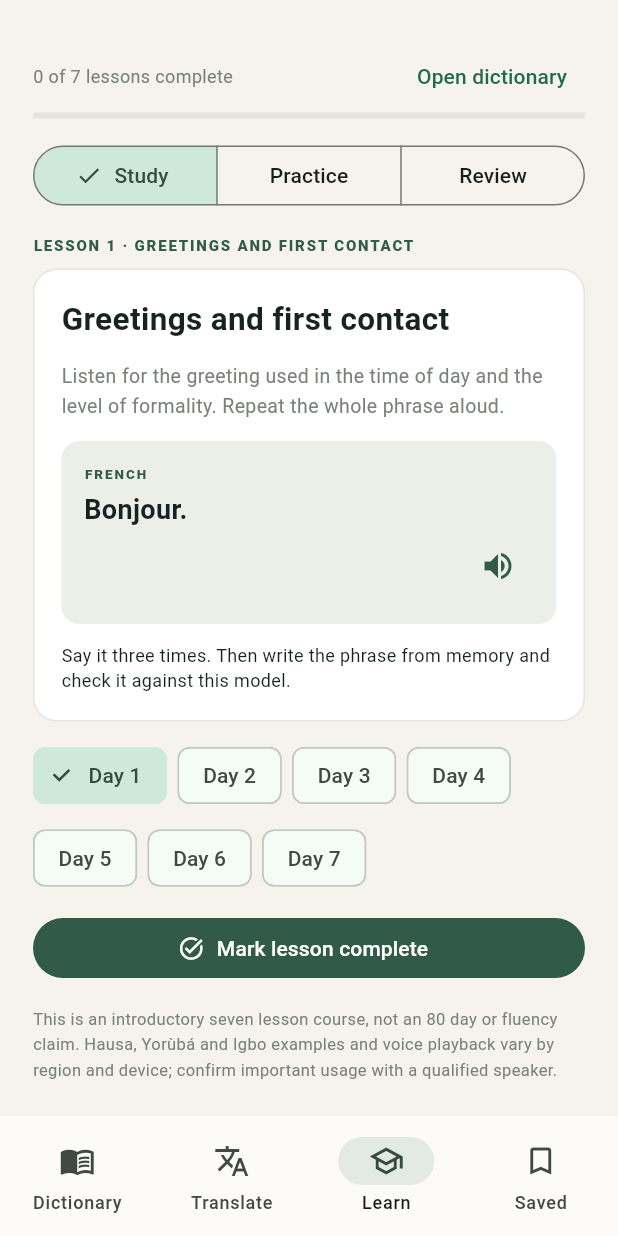
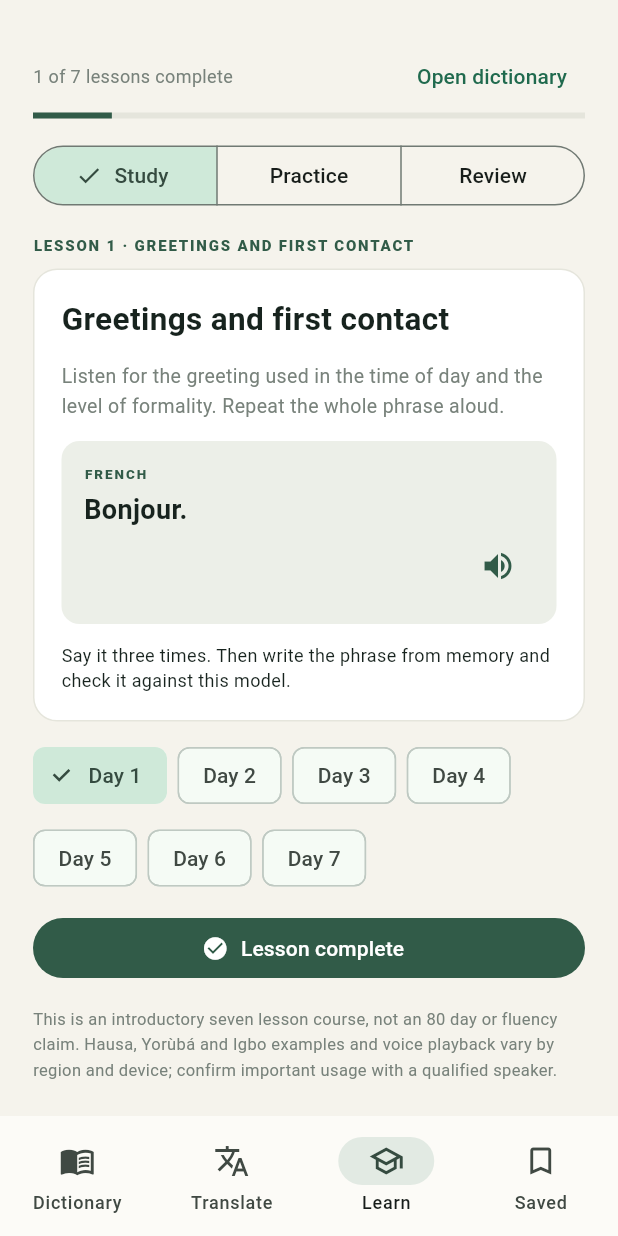
Before and after one commit to morenikeji-oluwatosinolanrewaju/my-first-website, a Flutter app: the Home screen opened directly, item 3 of the bottom bar chosen, scrolled down 172 dp, after a tap on "Mark lesson complete", on a phone screen of 412 x 824 dp. Run offline on Flutter 3.47's test engine with Material 3 defaults, Android fonts, the phone set to English and light mode, and no system bars; our stand-ins replace flutter_tts, shared_preferences; accounts and stored records are empty.

Commit message:
Fix learning progress type and source attribution

```diff
--- a/mobile/lib/main.dart
+++ b/mobile/lib/main.dart
@@ -101,7 +101,7 @@ class _HomeState extends State<Home> {
   }
   finally{if(mounted)setState(()=>busy=false);}
  }
- String _plain(String value)=>value.replaceAll(RegExp(r'<[^>]*>'), '').replaceAll(RegExp(r'\[\[[^]|]*\|?'), '').replaceAll(']]','').replaceAll('&quot;','"').replaceAll('&#39;',"'").replaceAll('&amp;','&').replaceAll('&lt;','<').replaceAll('&gt;','>').trim();
+ String _plain(String value)=>value.replaceAll(RegExp(r'<[^>]*>'), '').replaceAllMapped(RegExp(r'\[\[(?:[^|\]]*\|)?([^\]]*)\]\]'),(m)=>m.group(1)??'').replaceAll('&quot;','"').replaceAll('&#39;',"'").replaceAll('&amp;','&').replaceAll('&lt;','<').replaceAll('&gt;','>').trim();
  Future<void> translate() async {
   final q=input.text.trim(); if(q.isEmpty)return;
   setState(() { translating=true; transError=null; output.clear(); });
@@ -163,7 +163,7 @@ class _HomeState extends State<Home> {
    Text('LESSON ${selectedLesson+1} · ${lessonTopics[selectedLesson].toUpperCase()}',style:const TextStyle(fontSize:10,color:forest,fontWeight:FontWeight.w800,letterSpacing:1.2)),const SizedBox(height:9),
    Container(padding:const EdgeInsets.all(18),decoration:BoxDecoration(color:Colors.white,border:Border.all(color:line),borderRadius:BorderRadius.circular(16)),child:Column(crossAxisAlignment:CrossAxisAlignment.start,children:[Text(lessonTopics[selectedLesson],style:const TextStyle(fontSize:21,fontWeight:FontWeight.w700,color:ink)),const SizedBox(height:12),Text(lessonNotes[selectedLesson],style:const TextStyle(color:muted,fontSize:13,height:1.55)),const SizedBox(height:14),Container(width:double.infinity,padding:const EdgeInsets.all(15),decoration:BoxDecoration(color:const Color(0xFFECEFE8),borderRadius:BorderRadius.circular(12)),child:Column(crossAxisAlignment:CrossAxisAlignment.start,children:[Text(courseLanguage.toUpperCase(),style:const TextStyle(fontSize:9,color:forest,fontWeight:FontWeight.w800,letterSpacing:1.3)),const SizedBox(height:5),Text(lessonPhrases[courseLanguage]![selectedLesson],style:const TextStyle(fontSize:18,color:ink,fontWeight:FontWeight.w600)),Align(alignment:Alignment.centerRight,child:IconButton(tooltip:'Hear this phrase',onPressed:()=>speak(lessonPhrases[courseLanguage]![selectedLesson],codes[courseLanguage]!+'-'+(courseLanguage=='English'?'US':courseLanguage=='French'?'FR':courseLanguage=='Spanish'?'ES':'NG')),icon:const Icon(Icons.volume_up,color:forest)))])),const SizedBox(height:12),Text('Say it three times. Then write the phrase from memory and check it against this model.',style:const TextStyle(color:ink,fontSize:12,height:1.45))])),
    const SizedBox(height:12),Wrap(spacing:7,runSpacing:7,children:List.generate(7,(i)=>ChoiceChip(label:Text('Day ${i+1}'),selected:selectedLesson==i,onSelected:(_)=>setState(()=>selectedLesson=i)))),const SizedBox(height:12),
-   FilledButton.icon(onPressed:()async{final done=[...(completed[courseLanguage]??[])];if(!done.contains(selectedLesson))done.add(selectedLesson);final next={...completed,courseLanguage:done};final p=await SharedPreferences.getInstance();await p.setString('lesson_progress',jsonEncode(next));if(mounted)setState(()=>completed=next);},style:FilledButton.styleFrom(backgroundColor:forest),icon:Icon((completed[courseLanguage]??[]).contains(selectedLesson)?Icons.check_circle:Icons.task_alt),label:Text((completed[courseLanguage]??[]).contains(selectedLesson)?'Lesson complete':'Mark lesson complete')),
+   FilledButton.icon(onPressed:()async{final done=<int>[...(completed[courseLanguage]??<int>[])];if(!done.contains(selectedLesson))done.add(selectedLesson);final next=<String,List<int>>{...completed,courseLanguage:done};final p=await SharedPreferences.getInstance();await p.setString('lesson_progress',jsonEncode(next));if(mounted)setState(()=>completed=next);},style:FilledButton.styleFrom(backgroundColor:forest),icon:Icon((completed[courseLanguage]??[]).contains(selectedLesson)?Icons.check_circle:Icons.task_alt),label:Text((completed[courseLanguage]??[]).contains(selectedLesson)?'Lesson complete':'Mark lesson complete')),
   ] else if(learnMode=='Practice')...[
    Row(children:[Expanded(child:Text('RECALL · ${question+1} OF ${qs.length}',style:const TextStyle(color:forest,fontSize:10,fontWeight:FontWeight.w800,letterSpacing:1))),Text('Score: $score',style:const TextStyle(color:muted))]),const SizedBox(height:8),LinearProgressIndicator(value:(question+1)/qs.length,color:forest,backgroundColor:line),const SizedBox(height:16),
    Container(padding:const EdgeInsets.all(18),decoration:BoxDecoration(color:Colors.white,border:Border.all(color:line),borderRadius:BorderRadius.circular(16)),child:Column(crossAxisAlignment:CrossAxisAlignment.start,children:[Text(qs[question][0] as String,style:const TextStyle(fontSize:19,fontWeight:FontWeight.w700,color:ink)),const SizedBox(height:16),...(qs[question][1] as List<String>).asMap().entries.map((e)=>Padding(padding:const EdgeInsets.only(bottom:8),child:OutlinedButton(onPressed:answered?null:(){setState((){choice=e.key;answered=true;if(e.key.toString()==qs[question][2])score++;});},style:OutlinedButton.styleFrom(minimumSize:const Size(double.infinity,48),alignment:Alignment.centerLeft,side:BorderSide(color:answered&&e.key.toString()==qs[question][2]?forest:choice==e.key?Colors.red:line)),child:Text(e.value)))),if(answered)...[panel(choice.toString()==qs[question][2]?'Correct':'Review this one',qs[question][3] as String),const SizedBox(height:10),FilledButton(onPressed:(){setState((){question=(question+1)%qs.length;answered=false;choice=null;if(question==0)score=0;});},style:FilledButton.styleFrom(backgroundColor:forest),child:Text(question==qs.length-1?'Restart practice':'Next question'))]])),
```
